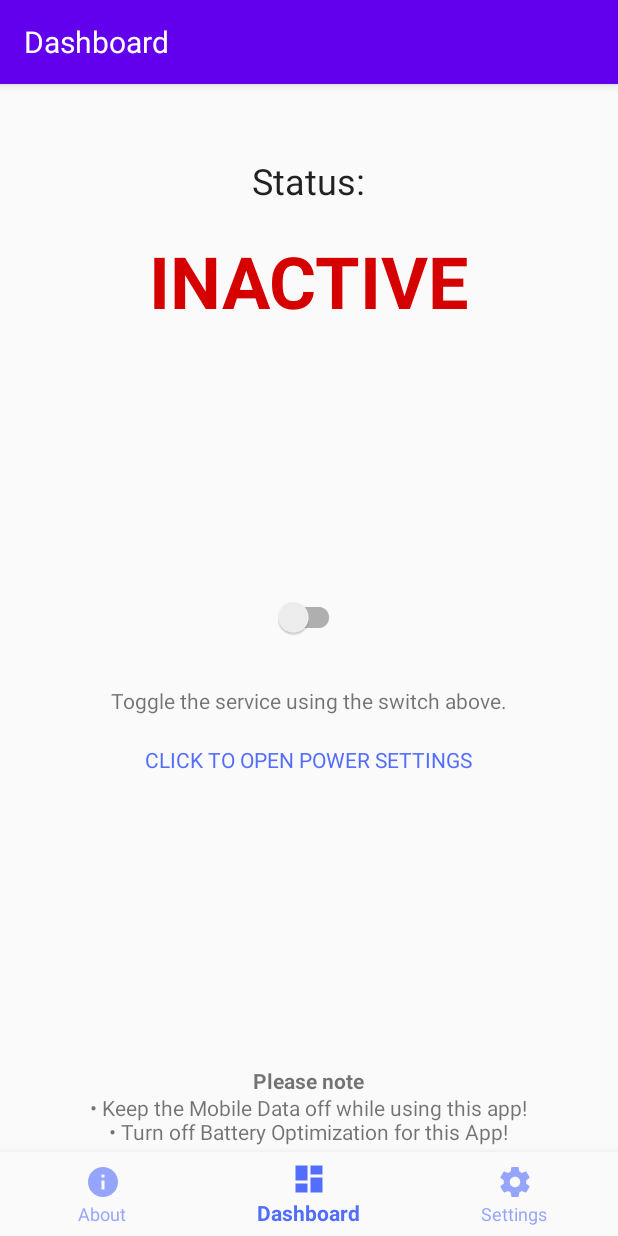
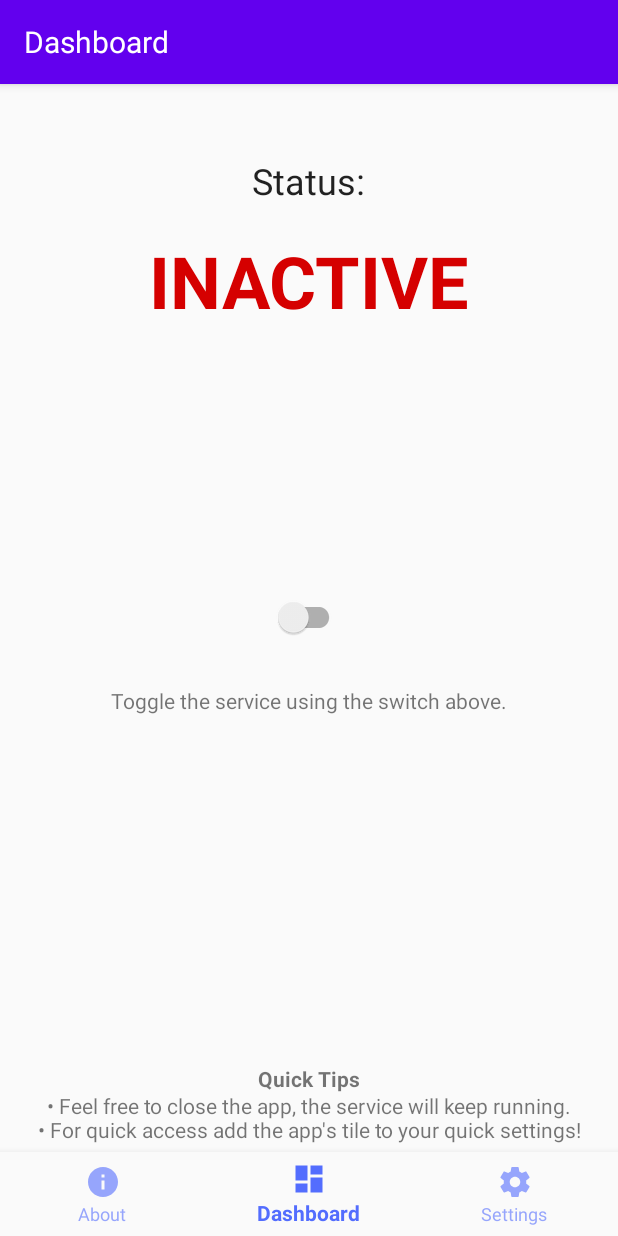
Before and after one commit to pratyaksh123/IITJ_Auth, an Android app: the DashboardFragment screen opened directly, with no data from a screen before it, on a phone screen of 412 x 824 dp. Run offline under Robolectric (Android 15) with nearby library versions, the phone set to English and light mode, and no system bars; libraries missing offline, so code that uses them is left out: com.github.angads25.toggle; plain views replace LabeledSwitch; 7 statements that could not run were skipped.

Commit message:
Prepare for release #1

```diff
--- a/app/build.gradle
+++ b/app/build.gradle
@@ -1,6 +1,7 @@
 plugins {
     id 'com.android.application'
     id 'org.jetbrains.kotlin.android'
+    id 'com.google.gms.google-services'
 }
 
 
@@ -15,8 +16,8 @@ android {
         applicationId "com.blockgeeks.iitj_auth"
         minSdk 23
         targetSdk 31
-        versionCode 6
-        versionName "1.2.0"
+        versionCode 7
+        versionName "1.3.0"
 
         testInstrumentationRunner "androidx.test.runner.AndroidJUnitRunner"
     }
@@ -51,6 +52,7 @@ dependencies {
     implementation 'androidx.constraintlayout:constraintlayout:2.1.3'
     implementation 'androidx.work:work-runtime-ktx:2.7.1'
     implementation("androidx.core:core-splashscreen:1.0.0-beta02")
+    implementation 'com.google.firebase:firebase-analytics-ktx:20.1.2'
     testImplementation 'junit:junit:4.13.2'
     androidTestImplementation 'androidx.test.ext:junit:1.1.3'
     androidTestImplementation 'androidx.test.espresso:espresso-core:3.4.0'
--- a/app/src/main/java/com/blockgeeks/iitj_auth/activities/MainActivity.kt
+++ b/app/src/main/java/com/blockgeeks/iitj_auth/activities/MainActivity.kt
@@ -12,18 +12,22 @@ import com.blockgeeks.iitj_auth.fragments.DashboardFragment
 import com.blockgeeks.iitj_auth.fragments.SettingsFragment
 import com.blockgeeks.iitj_auth.utils.getMasterKey
 import com.google.android.material.bottomnavigation.BottomNavigationView
+import com.google.firebase.analytics.FirebaseAnalytics
 
 const val TAG = "MainActivity"
 
 class MainActivity : AppCompatActivity() {
     private lateinit var bottomNavigationView: BottomNavigationView
+    private lateinit var analytics: FirebaseAnalytics
     override fun onCreate(savedInstanceState: Bundle?) {
         installSplashScreen()
         super.onCreate(savedInstanceState)
         val aboutFragment = AboutFragment()
         val dashboardFragment = DashboardFragment()
         val settingsFragment = SettingsFragment()
-
+        // Obtain the FirebaseAnalytics instance.
+        // TODO: Enable in production
+//        analytics = Firebase.analytics
         val masterKey = getMasterKey(applicationContext)
 
         val sharedPreferences = EncryptedSharedPreferences.create(
--- a/app/src/main/java/com/blockgeeks/iitj_auth/fragments/DashboardFragment.kt
+++ b/app/src/main/java/com/blockgeeks/iitj_auth/fragments/DashboardFragment.kt
@@ -23,8 +23,6 @@ class DashboardFragment : Fragment() {
     private lateinit var foregroundServiceIntent: Intent
     private lateinit var statusInfoInactiveTextView: TextView
     private lateinit var statusInfoActiveTextView: TextView
-    private lateinit var gotoBatterySettingsTextView: TextView
-
 
     override fun onAttach(context: Context) {
         Log.e(TAG, "onAttach: " + "called")
@@ -42,12 +40,6 @@ class DashboardFragment : Fragment() {
         serviceIconSwitch = view.findViewById(R.id.serviceIconSwitch)
         statusInfoActiveTextView = view.findViewById(R.id.statusInfoActiveTextView)
         statusInfoInactiveTextView = view.findViewById(R.id.statusInfoInactiveTextView)
-        gotoBatterySettingsTextView = view.findViewById(R.id.gotoBatterySettingsTextView)
-
-        //Adding intent to Battery Settings
-        gotoBatterySettingsTextView.setOnClickListener {
-
-        }
 
         if (isServiceRunningInForeground(requireContext(), MyForegroundService::class.java)) {
             serviceIconSwitch.isOn = true
--- a/app/src/main/java/com/blockgeeks/iitj_auth/fragments/SettingsFragment.kt
+++ b/app/src/main/java/com/blockgeeks/iitj_auth/fragments/SettingsFragment.kt
@@ -83,7 +83,7 @@ class SettingsFragment : Fragment() {
 
     private fun openPrivacyPolicyWebPage() {
         val uri =
-            Uri.parse("https://www.freeprivacypolicy.com/privacy/view/7e565d8445e144f227709d97a645fee6")
+            Uri.parse("https://pages.flycricket.io/iitj-auth-0/privacy.html")
         val privacyPolicyIntent = Intent(Intent.ACTION_VIEW, uri)
         startActivity(privacyPolicyIntent)
     }
--- a/app/src/main/java/com/blockgeeks/iitj_auth/services/ForegroundService.kt
+++ b/app/src/main/java/com/blockgeeks/iitj_auth/services/ForegroundService.kt
@@ -89,7 +89,7 @@ class MyForegroundService : Service() {
 
                 // Use WorkManager to schedule work
                 val periodicLoginWork = PeriodicWorkRequest.Builder(
-                    LoginInitiatorWorker::class.java, 84, TimeUnit.MINUTES, 5, TimeUnit.MINUTES
+                    LoginInitiatorWorker::class.java, 120, TimeUnit.MINUTES, 5, TimeUnit.MINUTES
                 ).build()
                 WorkManager.getInstance(applicationContext).enqueueUniquePeriodicWork(
                     "periodicLoginWorkName",
--- a/app/src/main/res/layout/about_fragment.xml
+++ b/app/src/main/res/layout/about_fragment.xml
@@ -34,7 +34,10 @@
         android:layout_height="wrap_content"
         android:layout_below="@id/iitjAuthLinearLayout"
         android:layout_centerHorizontal="true"
-        android:layout_margin="24dp"
+        android:layout_marginStart="24dp"
+        android:layout_marginTop="24dp"
+        android:layout_marginEnd="24dp"
+        android:layout_marginBottom="24dp"
         android:text="@string/about_app_desc"
         android:textAlignment="center" />
 
--- a/app/src/main/res/layout/alert_dialog_this_might_help.xml
+++ b/app/src/main/res/layout/alert_dialog_this_might_help.xml
@@ -29,7 +29,7 @@
             android:layout_width="wrap_content"
             android:layout_height="wrap_content"
             android:text="@string/click_here_to_find_out_how_to_turn_off_battery_optimization_on_your_device"
-            android:textColor="@color/hyperLinkText" />
+            android:textColor="@color/accent" />
 
     </LinearLayout>
 
--- a/app/src/main/res/layout/fragment_dashboard.xml
+++ b/app/src/main/res/layout/fragment_dashboard.xml
@@ -57,28 +57,11 @@
         android:text="@string/toggle_the_service_using_the_switch_above" />
 
     <TextView
-        android:id="@+id/gotoBatterySettingsTextView"
-        android:layout_width="wrap_content"
-        android:layout_height="wrap_content"
-        android:layout_below="@id/switchInfoTextView"
-        android:layout_centerHorizontal="true"
-        android:layout_marginStart="16dp"
-        android:layout_marginTop="16dp"
-        android:layout_marginEnd="16dp"
-        android:layout_marginBottom="16dp"
-        android:padding="4dp"
-        android:text="@string/click_to_open_battery_optimization_settings"
-        android:textColor="@color/accent" />
-
-    <TextView
         android:layout_width="wrap_content"
         android:layout_height="wrap_content"
         android:layout_alignParentBottom="true"
         android:layout_centerHorizontal="true"
-        android:layout_marginStart="4dp"
-        android:layout_marginTop="4dp"
-        android:layout_marginEnd="4dp"
-        android:layout_marginBottom="4dp"
+        android:layout_margin="5dp"
         android:text="@string/caution_message"
         android:textAlignment="center" />
 
--- a/app/src/main/res/values/strings.xml
+++ b/app/src/main/res/values/strings.xml
@@ -22,7 +22,7 @@
     <string name="status">Status:</string>
     <string name="inactive">Inactive</string>
     <string name="toggle_the_service_using_the_switch_above">Toggle the service using the switch above.</string>
-    <string name="caution_message"><b>Please note</b>\n• Keep the Mobile Data off while using this app!\n• Turn off Battery Optimization for this App!</string>
+    <string name="caution_message"><b>Quick Tips</b>\n• Feel free to close the app, the service will keep running.\n• For quick access add the app\'s tile to your quick settings!</string>
     <string name="click_to_open_battery_optimization_settings">CLICK TO OPEN POWER SETTINGS</string>
     <string name="service_killed_help_desc">Some of the devices might not allow the service to run all the time due to background computation restrictions by manufacturers, for instance you may white list the app from <b>Settings > Battery > Battery Optimization > \'Don\'t Optimize this app\'</b> \n\n OR\n</string>
     <string name="invalid_name">Invalid Name</string>
--- a/build.gradle
+++ b/build.gradle
@@ -1,4 +1,8 @@
-// Top-level build file where you can add configuration options common to all sub-projects/modules.
+buildscript {
+    dependencies {
+        classpath 'com.google.gms:google-services:4.3.10'
+    }
+}// Top-level build file where you can add configuration options common to all sub-projects/modules.
 plugins {
     id 'com.android.application' version '7.1.3' apply false
     id 'com.android.library' version '7.1.3' apply false
```
Also changed, not shown: 1 other file.
